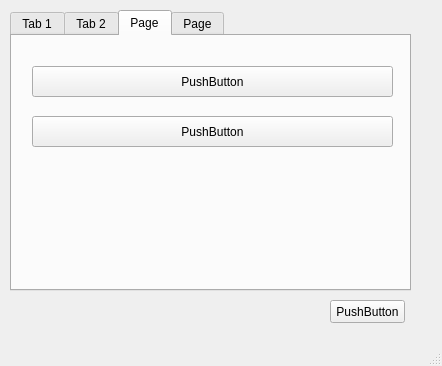
Above: main.ui from Amalio769/kpis_mto before the change. Below: the same form after it.
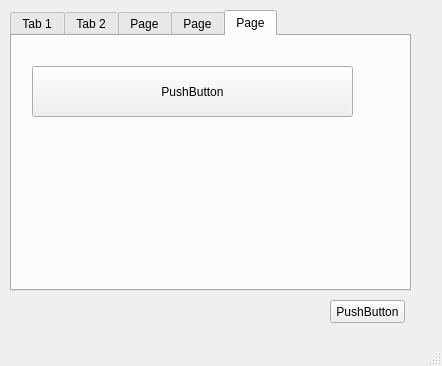
That is the form after the change.

Commit message: 18/10/2021. Script para la generacion del kpi de adherencia de MC. Se leen los datos del fichero de historico_ots para el calculo de la adherencia.

Diff of the .ui file:
```diff
--- a/main.ui
+++ b/main.ui
@@ -24,7 +24,7 @@
      </rect>
     </property>
     <property name="currentIndex">
-     <number>2</number>
+     <number>4</number>
     </property>
     <widget class="QWidget" name="tab_informediario">
      <attribute name="title">
@@ -241,6 +241,24 @@
       </property>
      </widget>
     </widget>
+    <widget class="QWidget" name="tab_adh_mc">
+     <attribute name="title">
+      <string>Page</string>
+     </attribute>
+     <widget class="QPushButton" name="pushButton_adherencia_mc">
+      <property name="geometry">
+       <rect>
+        <x>20</x>
+        <y>30</y>
+        <width>321</width>
+        <height>51</height>
+       </rect>
+      </property>
+      <property name="text">
+       <string>PushButton</string>
+      </property>
+     </widget>
+    </widget>
    </widget>
    <widget class="QPushButton" name="pushButton_salir">
     <property name="geometry">
```
The commit also changes 5 other files.
